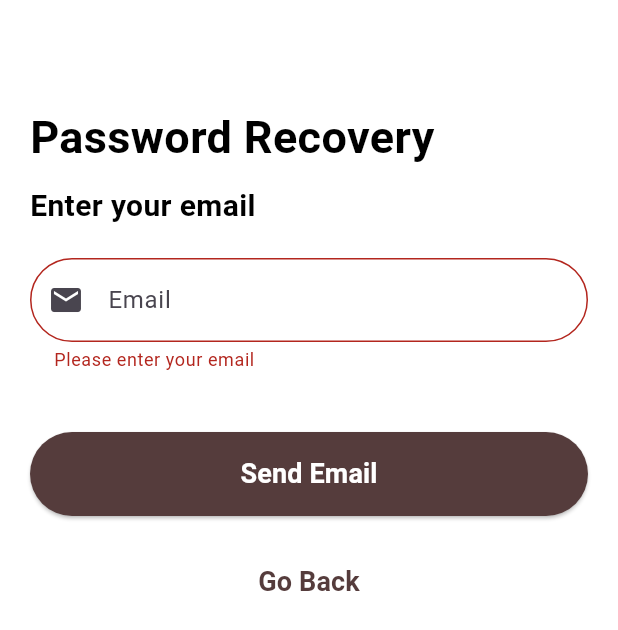
After one commit to Anshuta-Gupta/GroceryApp, a Flutter app: the ForgotPassword screen opened directly, after a tap on "Send Email", on a phone screen of 412 x 824 dp. The commit adds this screen. Shown: the top 630 px of the screen. Run offline on Flutter 3.47's test engine with Material 3 defaults, Android fonts, the phone set to English and light mode, and no system bars; our stand-ins replace curved_navigation_bar, firebase_auth, firebase_core; accounts and stored records are empty.

Commit message:
first commit

```diff
--- /dev/null
+++ b/lib/pages/forgotpassword.dart
@@ -0,0 +1,146 @@
+import 'package:app1/pages/login.dart';
+import 'package:firebase_auth/firebase_auth.dart';
+
+import 'package:flutter/material.dart';
+
+class ForgotPassword extends StatefulWidget {
+  const ForgotPassword({super.key});
+
+  @override
+  State<ForgotPassword> createState() => _ForgotPasswordState();
+}
+
+class _ForgotPasswordState extends State<ForgotPassword> {
+  TextEditingController emailController = TextEditingController();
+  String email = "";
+
+  final _formkey = GlobalKey<FormState>();
+  resetPassword() async {
+    try {
+      await FirebaseAuth.instance.sendPasswordResetEmail(email: email);
+      ScaffoldMessenger.of(context).showSnackBar(const SnackBar(
+          content: Text(
+        "Password Email has been send",
+        style: TextStyle(fontSize: 18),
+      )));
+    } on FirebaseAuthException catch (e) {
+      if (e.code == "user-not-found") {
+        ScaffoldMessenger.of(context).showSnackBar(const SnackBar(
+            content: Text(
+          "No user found on that email",
+          style: TextStyle(fontSize: 18),
+        )));
+      }
+    }
+  }
+
+  @override
+  Widget build(BuildContext context) {
+    return Scaffold(
+      backgroundColor: Colors.white,
+      body: SingleChildScrollView(
+        child: Container(
+          height: MediaQuery.of(context).size.height,
+          padding: const EdgeInsets.symmetric(horizontal: 20),
+          child: Column(
+            crossAxisAlignment: CrossAxisAlignment.start,
+            children: [
+              const SizedBox(height: 70),
+              const Text(
+                "Password Recovery",
+                style: TextStyle(
+                  color: Colors.black,
+                  fontSize: 30,
+                  fontWeight: FontWeight.bold,
+                ),
+              ),
+              const SizedBox(height: 10),
+              const Text(
+                "Enter your email",
+                style: TextStyle(
+                  color: Colors.black,
+                  fontSize: 20,
+                  fontWeight: FontWeight.bold,
+                ),
+              ),
+              const SizedBox(height: 20),
+              Form(
+                key: _formkey,
+                child: TextFormField(
+                  controller: emailController,
+                  validator: (value) {
+                    if (value == null || value.isEmpty) {
+                      return "Please enter your email";
+                    }
+                    return null;
+                  },
+                  decoration: InputDecoration(
+                    hintText: "Email",
+                    prefixIcon: const Icon(Icons.email),
+                    border: OutlineInputBorder(
+                      borderRadius: BorderRadius.circular(30),
+                    ),
+                  ),
+                ),
+              ),
+              const SizedBox(height: 40),
+              ElevatedButton(
+                onPressed: () {
+                  if (_formkey.currentState!.validate()) {
+                    setState(() {
+                      email = emailController.text;
+                    });
+                    resetPassword();
+                  }
+                },
+                style: ElevatedButton.styleFrom(
+                  backgroundColor: const Color.fromARGB(255, 85, 60, 60),
+                  shape: RoundedRectangleBorder(
+                    borderRadius: BorderRadius.circular(30),
+                  ),
+                  padding: const EdgeInsets.symmetric(vertical: 15),
+                  minimumSize: const Size(double.infinity, 0),
+                ),
+                child: const Text(
+                  "Send Email",
+                  style: TextStyle(
+                    color: Colors.white,
+                    fontSize: 18,
+                    fontWeight: FontWeight.bold,
+                  ),
+                ),
+              ),
+              const SizedBox(height: 20),
+              Row(
+                mainAxisAlignment: MainAxisAlignment.center,
+                children: [
+                  TextButton(
+                    onPressed: () {
+                      Navigator.pop(context);
+                    },
+                    child: GestureDetector(
+                      onTap: () {
+                        Navigator.push(
+                            context,
+                            MaterialPageRoute(
+                                builder: (context) => const LogIn()));
+                      },
+                      child: const Text(
+                        "Go Back",
+                        style: TextStyle(
+                          color: Color.fromARGB(255, 85, 60, 60),
+                          fontSize: 18,
+                          fontWeight: FontWeight.bold,
+                        ),
+                      ),
+                    ),
+                  ),
+                ],
+              ),
+            ],
+          ),
+        ),
+      ),
+    );
+  }
+}
--- a/pubspec.yaml
+++ b/pubspec.yaml
@@ -39,6 +39,7 @@ dependencies:
   firebase_core: ^2.29.0
   firebase_auth: ^4.19.1
   cloud_firestore: ^4.16.1
+  shared_preferences: ^2.2.3
 
 dev_dependencies:
   flutter_test:
```
Also changed, not shown: lib/pages/login.dart (+24 -13 lines), lib/pages/wallet.dart (+12 -2 lines), pubspec.lock, 1 other file.
